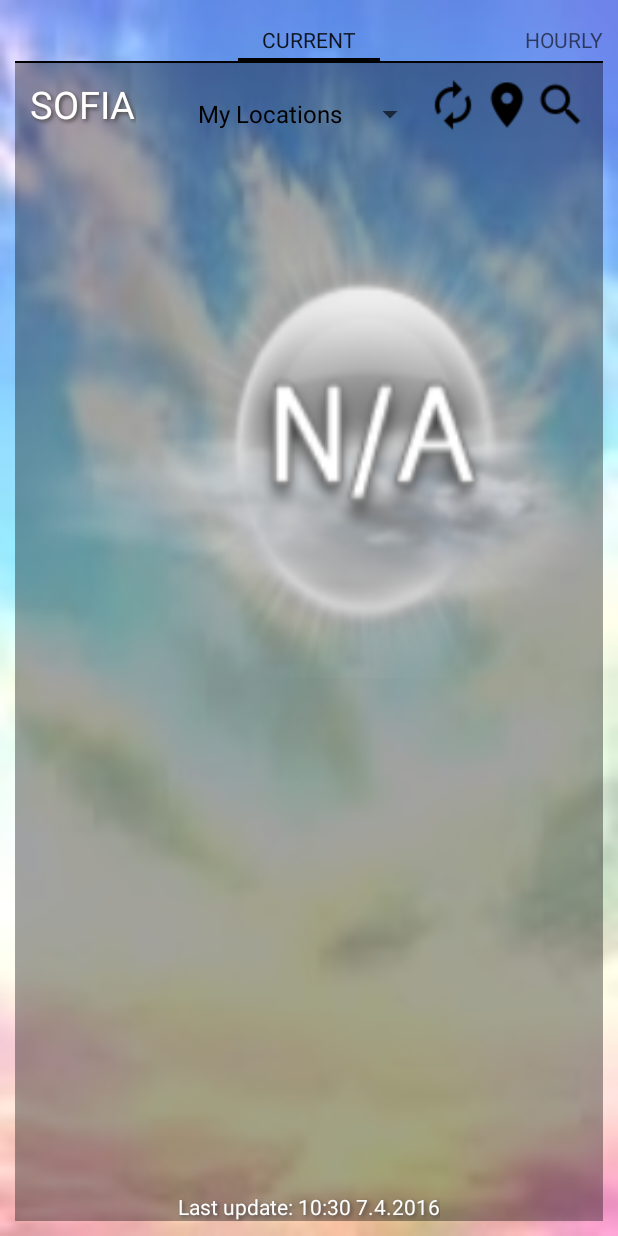
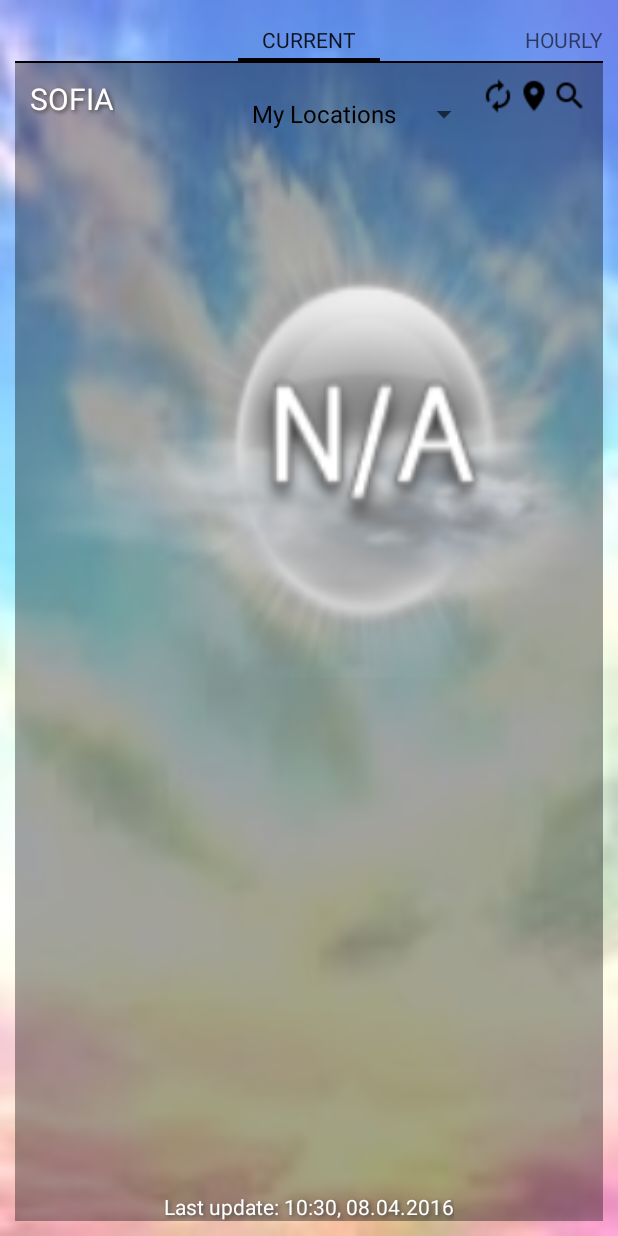
Before and after one commit to Thugette/SkyMood, an Android app: the screen it shows after launch (SwipeViewActivity), on a phone screen of 412 x 824 dp. Run offline under Robolectric (Android 15) with nearby library versions, the phone set to English and light mode, and no system bars.

Commit message:
CurrentFragment Layout Change

```diff
--- a/app/src/main/java/com/example/owner/skymood/fragments/CurrentWeatherFragment.java
+++ b/app/src/main/java/com/example/owner/skymood/fragments/CurrentWeatherFragment.java
@@ -39,8 +39,11 @@ import java.io.IOException;
 import java.net.HttpURLConnection;
 import java.net.MalformedURLException;
 import java.net.URL;
+import java.text.DateFormat;
+import java.text.SimpleDateFormat;
 import java.util.ArrayList;
 import java.util.Calendar;
+import java.util.Date;
 import java.util.HashMap;
 import java.util.Scanner;
 
@@ -247,14 +250,15 @@ public class CurrentWeatherFragment extends Fragment implements Swideable {
             condition.setText(conditionn);
             feelsLike.setText(feelsLikee);
 
-            Calendar c = Calendar.getInstance();
-            int hour = c.get(Calendar.HOUR_OF_DAY);
-            String update = "Last update: " + hour + ":" + c.get(Calendar.MINUTE) + " " +
-                    c.get(Calendar.DATE) + "." + (c.get(Calendar.MONTH) + 1) + "." + c.get(Calendar.YEAR);
+            Calendar cal = Calendar.getInstance();
+            cal.add(Calendar.DATE, 1);
+            SimpleDateFormat format = new SimpleDateFormat("HH:mm, dd.MM.yyyy");
+            String dateAndTime = format.format(cal.getTime());
+            String update = "Last update: " + dateAndTime;
             lastUpdate.setText(update);
 
-
             Context con = weatherImage.getContext();
+            int hour = cal.get(Calendar.HOUR_OF_DAY);
             int id = 0;
             if(icon == null) {
                 weatherImage.setImageResource(R.drawable.nulll);
@@ -266,10 +270,10 @@ public class CurrentWeatherFragment extends Fragment implements Swideable {
                     id = context.getResources().getIdentifier(icon, "drawable", con.getPackageName());
                 }
                 weatherImage.setImageResource(id);
+            }
 
-                if (locPref.isSetLocation() && city.equalsIgnoreCase(locPref.getLocation())) {
-                    locPref.setPreferredLocation(location, city, temp, conditionn, feelsLikee, update, icon);
-                }
+            if (locPref.isSetLocation() && city.equalsIgnoreCase(locPref.getLocation())) {
+                locPref.setPreferredLocation(location, city, temp, conditionn, feelsLikee, update, icon);
             }
         }
     }
@@ -334,7 +338,7 @@ public class CurrentWeatherFragment extends Fragment implements Swideable {
         public void onClick(View v) {
             if(isOnline()) {
                 MyTask task = new MyTask();
-                task.execute();
+                task.execute("BG");
             } else {
                 Toast.makeText(context, "NO INTERNET CONNECTION", Toast.LENGTH_SHORT).show();
             }
--- a/app/src/main/res/layout/fragment_current_weather.xml
+++ b/app/src/main/res/layout/fragment_current_weather.xml
@@ -24,7 +24,7 @@
             android:layout_height="match_parent"
             android:visibility="gone"
             android:textColor="@color/white"
-            android:textSize="25sp"
+            android:textSize="20sp"
             android:shadowColor="@color/veryDarkGrey"
             android:shadowRadius="3"
             android:shadowDx="2"
@@ -42,6 +42,7 @@
             <android.support.v7.widget.AppCompatSpinner
                 android:layout_width="wrap_content"
                 android:layout_height="wrap_content"
+                android:gravity="center"
                 android:id="@+id/locationSpinner"></android.support.v7.widget.AppCompatSpinner>
 
             <ImageView
@@ -59,7 +60,7 @@
                 android:id="@+id/gpsSearch"/>
 
             <AutoCompleteTextView
-                android:layout_width="wrap_content"
+                android:layout_width="match_parent"
                 android:layout_height="wrap_content"
                 android:hint="Write a city \t \t \t \t \t \t"
                 android:imeOptions="actionGo"
```
Also changed, not shown: app/src/main/res/drawable/gps.png, app/src/main/res/drawable/search.png, app/src/main/res/drawable/sync.png.
